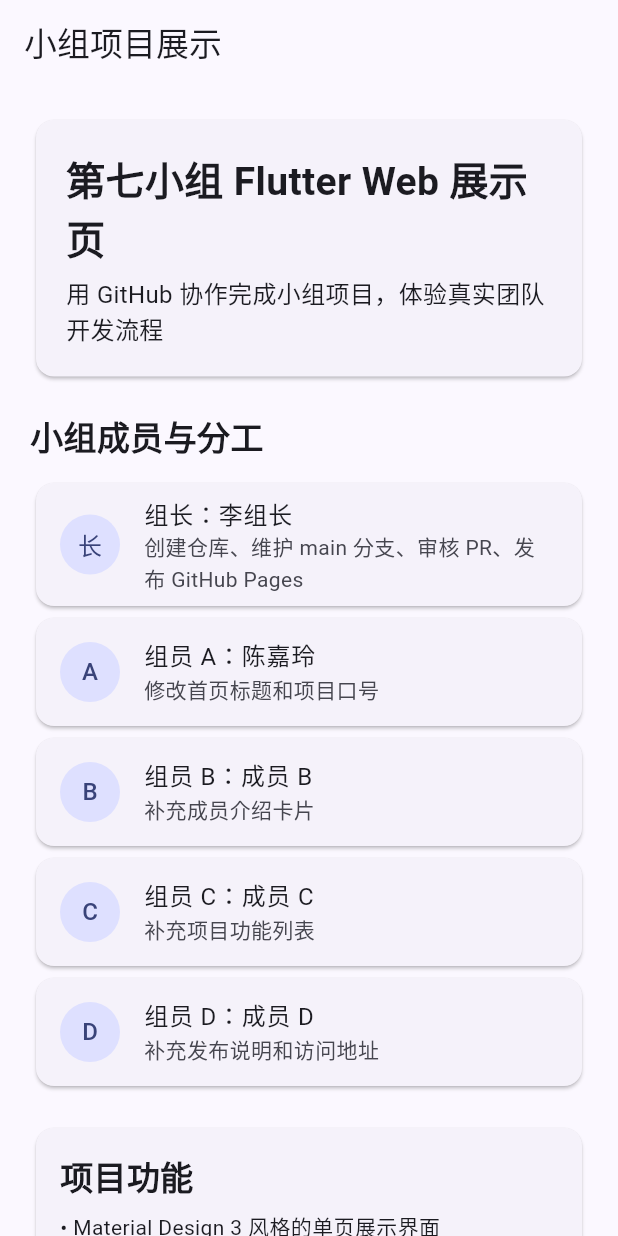
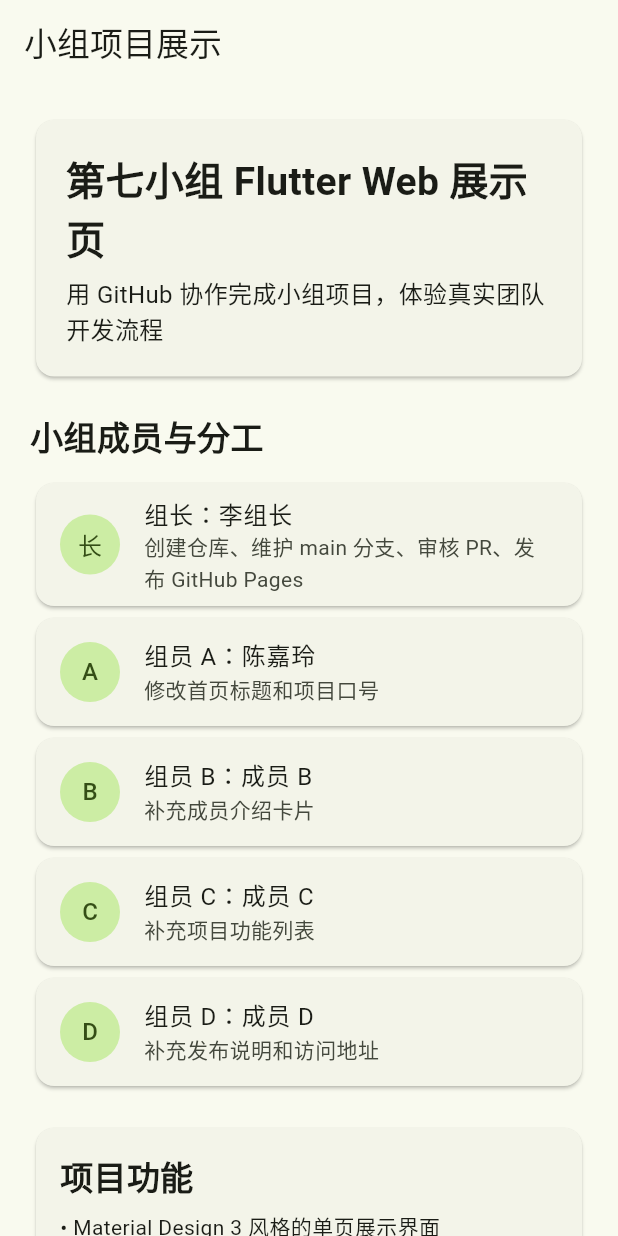
Before and after one commit to wendy-zhou6/group-cooperation-1, a Flutter app: the screen it shows after launch, on a phone screen of 412 x 824 dp. Run offline on Flutter 3.47's test engine with Material 3 defaults, Android fonts, the phone set to English and light mode, and no system bars.

Commit message:
Update main.dart

```diff
--- a/lib/main.dart
+++ b/lib/main.dart
@@ -13,7 +13,7 @@
       debugShowCheckedModeBanner: false,
       title: '小组 Flutter Web 展示页',
       theme: ThemeData(
-        colorScheme: ColorScheme.fromSeed(seedColor: Colors.indigo),
+        colorScheme: ColorScheme.fromSeed(seedColor: Colors.lightGreen),
         useMaterial3: true,
       ),
       home: const TeamHomePage(),
```
